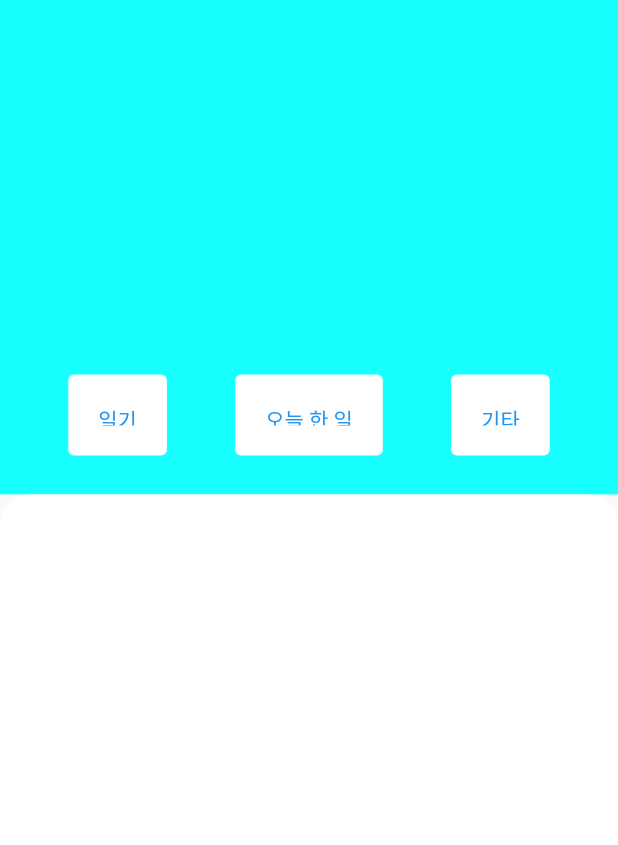
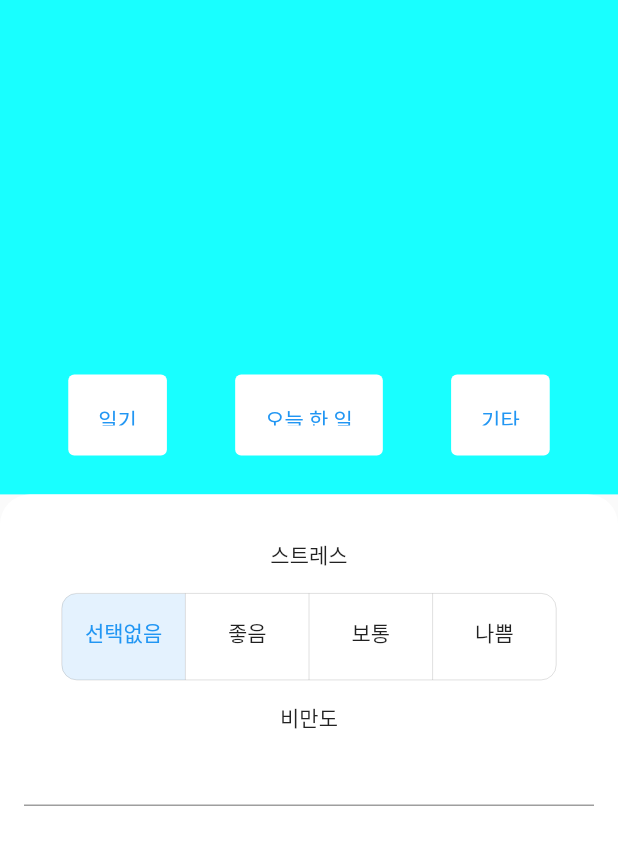
Before and after one commit to jwleetop05/health_journal, a Flutter app: the screen it shows after launch, after a tap on "오늘 한 일", after a tap on "기타", on a phone screen of 412 x 824 dp. Shown: the top 845 px of the screen. Run offline on Flutter 3.47's test engine with Material 2 defaults, Android fonts, the phone set to English and light mode, and no system bars; our stand-ins replace cloud_firestore; accounts and stored records are empty.

```diff
--- a/lib/models/diary.dart
+++ b/lib/models/diary.dart
@@ -1,12 +1,15 @@
+import 'dart:ui';
+
 enum Stress {
-  none('https://aaa.vvv'),
-  low(''),
-  medium(''),
-  high('');
+  none('선택없음', Color(0xff000000)),
+  low('좋음', Color(0xff0000ff)),
+  medium('보통', Color(0xff00ff00)),
+  high('나쁨',Color(0xffff0000));
 
-  const Stress(this.url);
+  const Stress(this.url, this.color);
 
   final String url;
+  final Color color;
 }
 enum Day {
   morning('아침', ),
--- a/lib/page/insert_daily.dart
+++ b/lib/page/insert_daily.dart
@@ -13,13 +13,78 @@ class InsertDaily extends StatefulWidget {
 
 class _InsertDailyState extends State<InsertDaily> {
   final TextEditingController _dailyController = TextEditingController();
+  final TextEditingController _sleepTimeHController = TextEditingController();
+  final TextEditingController _sleepTimeMController = TextEditingController();
+  final TextEditingController _kgController = TextEditingController();
+  @override
+  void dispose() {
+    // TODO: implement dispose
+    _dailyController.dispose();
+    _sleepTimeHController.dispose();
+    _sleepTimeMController.dispose();
+    super.dispose();
+  }
+
   Widget dailyWrite() {
     Size size = MediaQuery.of(context).size;
     return Column(
       children: [
         SizedBox(
           width: size.width,
-          child: const Text("오늘 일기", textAlign: TextAlign.start,),
+          child: const Text(
+            "오늘 일기",
+            textAlign: TextAlign.start,
+          ),
+        ),
+        const SizedBox(
+          height: 15,
+        ),
+        Row(
+          mainAxisAlignment: MainAxisAlignment.center,
+          children: [
+            const Text(
+              "총 수면 시간 : ",
+              textAlign: TextAlign.start,
+            ),
+            SizedBox(
+              width: size.width * 0.2,
+              child: TextFormField(
+                controller: _sleepTimeHController,
+                keyboardType: TextInputType.number,
+                textInputAction: TextInputAction.done,
+                onFieldSubmitted: (value) {
+                  if (int.parse(value) > 24) {
+                    ScaffoldMessenger.of(context).showSnackBar(const SnackBar(
+                        content: Text("정확한 시간을 입력해주세요"),
+                        duration: Duration(seconds: 1)));
+                  }
+                },
+              ),
+            ),
+            SizedBox(
+              width: size.width * 0.1,
+              child: const Text("시간"),
+            ),
+            SizedBox(
+              width: size.width * 0.2,
+              child: TextFormField(
+                controller: _sleepTimeMController,
+                keyboardType: TextInputType.number,
+                textInputAction: TextInputAction.done,
+                onFieldSubmitted: (value) {
+                  if (int.parse(value) > 60) {
+                    ScaffoldMessenger.of(context).showSnackBar(const SnackBar(
+                        content: Text("정확한 시간을 입력해주세요"),
+                        duration: Duration(seconds: 1)));
+                  }
+                },
+              ),
+            ),
+            SizedBox(
+              width: size.width * 0.1,
+              child: const Text("분"),
+            ),
+          ],
         ),
         const SizedBox(
           height: 15,
@@ -30,15 +95,16 @@ class _InsertDailyState extends State<InsertDaily> {
               border: OutlineInputBorder(),
             ),
             controller: _dailyController,
-            minLines: 8,
-            maxLines: 8,
+            minLines: 10,
+            maxLines: 10,
             textInputAction: TextInputAction.newline,
             keyboardType: TextInputType.multiline,
           ),
-        )
+        ),
       ],
     );
   }
+
   Widget dailyTodo() {
     Size size = MediaQuery.of(context).size;
     return SizedBox(
@@ -47,24 +113,33 @@ class _InsertDailyState extends State<InsertDaily> {
       child: PageView(
           children: Day.values.map((e) {
         final TextEditingController _mealController = TextEditingController();
-            final TextEditingController _exerciseController = TextEditingController();
-            return  Column(
+        final TextEditingController _exerciseController =
+            TextEditingController();
+        return Column(
           children: [
             SizedBox(
               width: size.width,
-                  child: Text(e.name, style: const TextStyle(fontSize: 24), textAlign: TextAlign.start,),
+              child: Text(
+                e.name,
+                style: const TextStyle(fontSize: 24),
+                textAlign: TextAlign.start,
+              ),
             ),
             const SizedBox(
               height: 15,
             ),
             SizedBox(
-                  width: size.width,
-                  child: Text("${e.name}운동", textAlign: TextAlign.start,),
+              width: size.width * 0.85,
+              child: Text(
+                "${e.name}운동",
+                textAlign: TextAlign.start,
+              ),
             ),
             const SizedBox(
               height: 15,
             ),
             SizedBox(
+              width: size.width * 0.85,
               child: TextField(
                 decoration: const InputDecoration(
                   border: OutlineInputBorder(),
@@ -80,13 +155,17 @@ class _InsertDailyState extends State<InsertDaily> {
               height: 15,
             ),
             SizedBox(
-                  width: size.width,
-                  child: Text("${e.name} 섭취음식", textAlign: TextAlign.start,),
+              width: size.width * 0.85,
+              child: Text(
+                "${e.name} 섭취음식",
+                textAlign: TextAlign.start,
+              ),
             ),
             const SizedBox(
               height: 15,
             ),
             SizedBox(
+              width: size.width * 0.85,
               child: TextField(
                 decoration: const InputDecoration(
                   border: OutlineInputBorder(),
@@ -101,17 +180,80 @@ class _InsertDailyState extends State<InsertDaily> {
             const SizedBox(
               height: 15,
             ),
-                TextButton(onPressed: (){}, child: const Text("저장하기")),
+            TextButton(onPressed: () {}, child: const Text("저장하기")),
           ],
         );
-          }).toList()
+      }).toList()),
+    );
+  }
+
+  Widget dailyOther() {
+    Size size = MediaQuery.of(context).size;
+    InsertViewModel viewModel = Provider.of<InsertViewModel>(context);
+    print(viewModel.selector);
+    return SizedBox(
+      width: size.width,
+      height: size.height * 0.5,
+      child: Column(
+        crossAxisAlignment: CrossAxisAlignment.center,
+        children: [
+          const Text("스트레스"),
+          const SizedBox(
+            height: 15,
+          ),
+          SizedBox(
+            width: size.width,
+            child: Align(
+              alignment: Alignment.center,
+              child: ToggleButtons(
+                isSelected: viewModel.selector,
+                onPressed: (value) {
+                  viewModel.selected = value;
+                },
+                borderRadius: BorderRadius.circular(10),
+                borderWidth: 0,
+                children: Stress.values.asMap().entries.map(
+                  (e) {
+                    return SizedBox(
+                      width: size.width * 0.2,
+                      height: size.height * 0.07,
+                      child: Text(
+                        e.value.url,
+                        textAlign: TextAlign.center,
+                        style: const TextStyle(height: 2.9),
+                      ),
+                    );
+                  },
+                ).toList(),
+              ),
+            ),
+          ),
+          const SizedBox(
+            height: 15,
+          ),
+          const Text("비만도"),
+          TextFormField(
+            controller: _kgController,
+            keyboardType: TextInputType.number,
+            textInputAction: TextInputAction.done,
+            onFieldSubmitted: (value) {
+              if (int.parse(value) > 280) {
+                ScaffoldMessenger.of(context).showSnackBar(const SnackBar(
+                    content: Text("몸무게를 적어주세요."),
+                    duration: Duration(seconds: 1)));
+              }
+            },
+          ),
+        ],
       ),
     );
   }
+
   @override
   Widget build(BuildContext context) {
     InsertViewModel viewModel = Provider.of<InsertViewModel>(context);
     Size size = MediaQuery.of(context).size;
+
     return Scaffold(
       body: SafeArea(
         child: Stack(
@@ -168,10 +310,13 @@ class _InsertDailyState extends State<InsertDaily> {
                 height: size.height * 0.6,
                 child: SingleChildScrollView(
                   child: () {
-                    switch(viewModel.tab) {
-                      case DiaryTab.write: return dailyWrite();
-                      case DiaryTab.todo: return dailyTodo();
-                      case DiaryTab.other: return Container();
+                    switch (viewModel.tab) {
+                      case DiaryTab.write:
+                        return dailyWrite();
+                      case DiaryTab.todo:
+                        return dailyTodo();
+                      case DiaryTab.other:
+                        return dailyOther();
                     }
                   }(),
                 ),
--- a/lib/page/insert_view_model.dart
+++ b/lib/page/insert_view_model.dart
@@ -17,4 +17,18 @@ class InsertViewModel extends ChangeNotifier {
     _tab = t;
     notifyListeners();
   }
+
+  final List<bool> _selected = [true, false, false, false];
+  List<bool> get selector => _selected;
+  set selected(int idx) {
+    for(int i = 0; i < _selected.length; i++) {
+      if(idx != i) {
+        _selected[i] = false;
+      } else {
+        _selected[i] = true;
+        _stress = Stress.values[i];
+      }
+    }
+    notifyListeners();
+  }
 }
```
Lines whose indentation alone changed are shown as unchanged.
